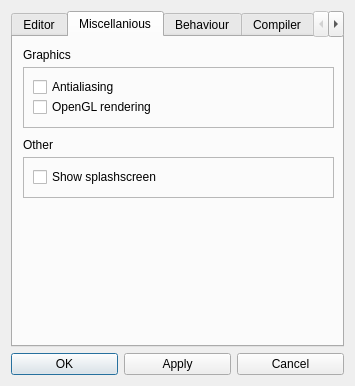
This is qrgui/mainwindow/preferencesDialog.ui in qreal/qreal as Qt 5 draws it before an edit. The edited form follows.
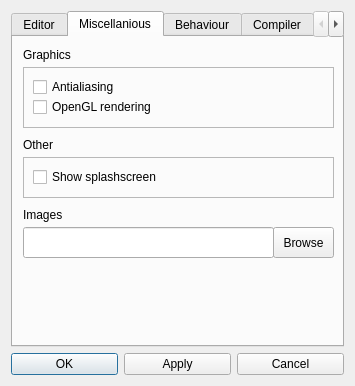
This is the edited form. The open tabs and pages were chosen to show the change. Icons and pictures are not drawn.

What changed in the file:
```diff
--- a/qrgui/mainwindow/preferencesDialog.ui
+++ b/qrgui/mainwindow/preferencesDialog.ui
@@ -515,6 +515,42 @@
         </property>
        </widget>
       </widget>
+      <widget class="QLabel" name="label_18">
+       <property name="geometry">
+        <rect>
+         <x>10</x>
+         <y>170</y>
+         <width>61</width>
+         <height>16</height>
+        </rect>
+       </property>
+       <property name="text">
+        <string>Images</string>
+       </property>
+      </widget>
+      <widget class="QPushButton" name="imagesPathBrowseButton">
+       <property name="geometry">
+        <rect>
+         <x>260</x>
+         <y>190</y>
+         <width>61</width>
+         <height>31</height>
+        </rect>
+       </property>
+       <property name="text">
+        <string>Browse</string>
+       </property>
+      </widget>
+      <widget class="QLineEdit" name="imagesPathEdit">
+       <property name="geometry">
+        <rect>
+         <x>10</x>
+         <y>190</y>
+         <width>251</width>
+         <height>31</height>
+        </rect>
+       </property>
+      </widget>
      </widget>
      <widget class="QWidget" name="tab">
       <attribute name="title">
```
Left out of the diff: 2 changed lines with no effect on the pictures.
